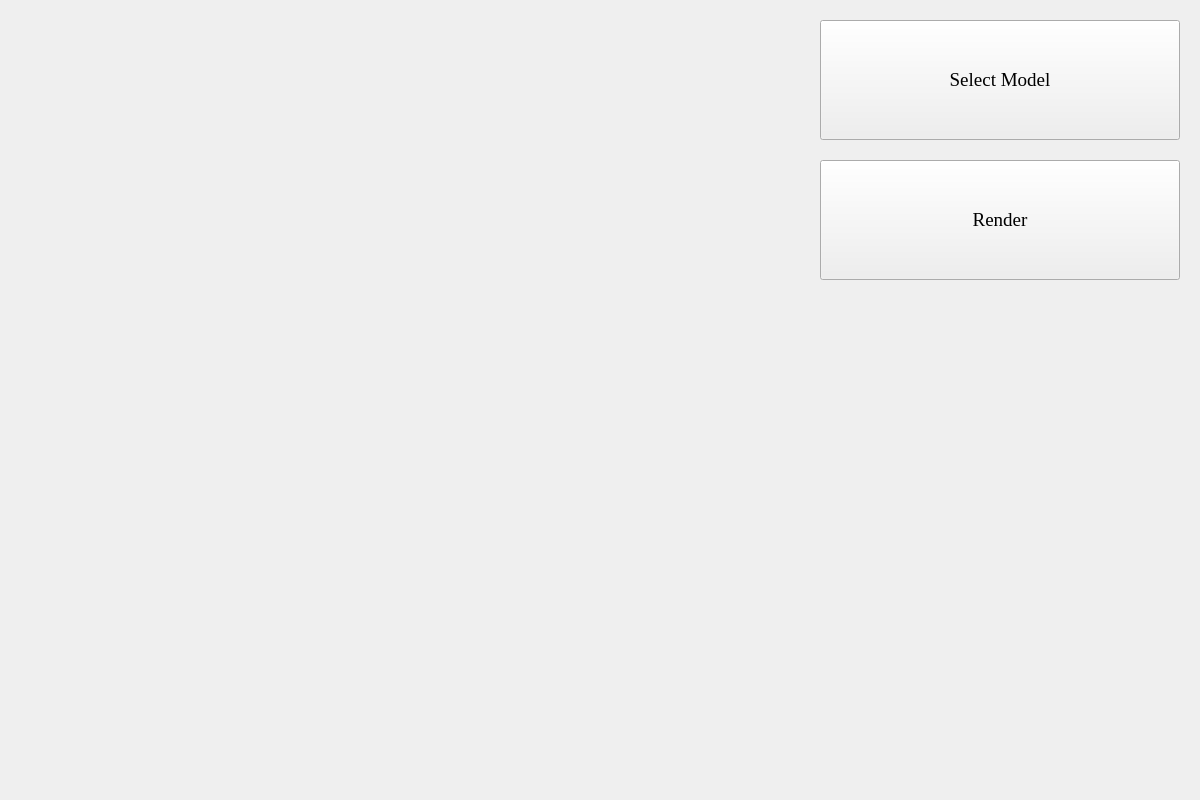
Qt form widget.ui (JiaoKM/Beginner_Renderer_JKodak) before a commit.
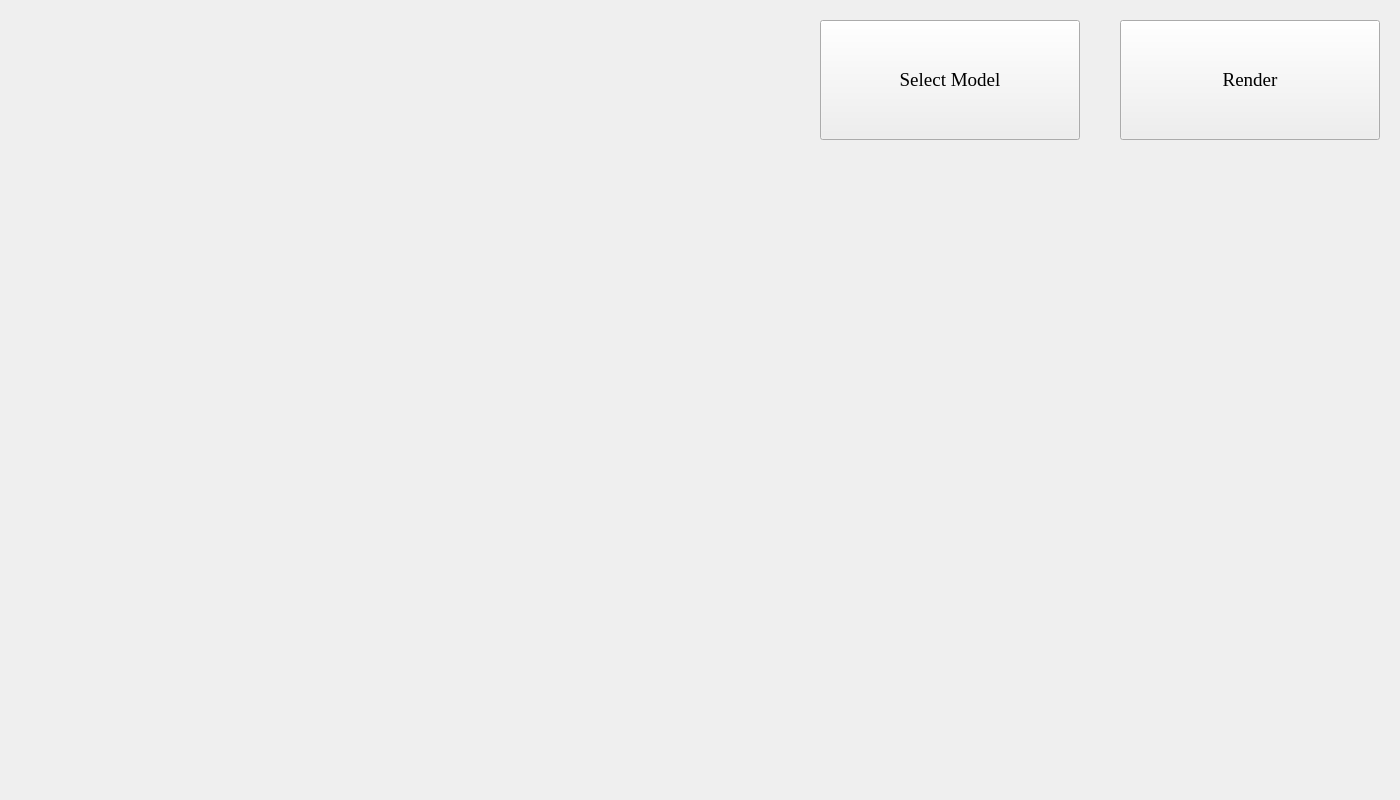
The same form after that commit.

What changed in the file:
```diff
--- a/widget.ui
+++ b/widget.ui
@@ -6,7 +6,7 @@
    <rect>
     <x>0</x>
     <y>0</y>
-    <width>1200</width>
+    <width>1400</width>
     <height>800</height>
    </rect>
   </property>
@@ -16,9 +16,9 @@
   <widget class="QPushButton" name="RenderButton">
    <property name="geometry">
     <rect>
-     <x>820</x>
-     <y>160</y>
-     <width>360</width>
+     <x>1120</x>
+     <y>20</y>
+     <width>260</width>
      <height>120</height>
     </rect>
    </property>
@@ -37,7 +37,7 @@
     <rect>
      <x>820</x>
      <y>20</y>
-     <width>360</width>
+     <width>260</width>
      <height>120</height>
     </rect>
    </property>
@@ -69,7 +69,7 @@
     <rect>
      <x>820</x>
      <y>770</y>
-     <width>360</width>
+     <width>560</width>
      <height>30</height>
     </rect>
    </property>
```
